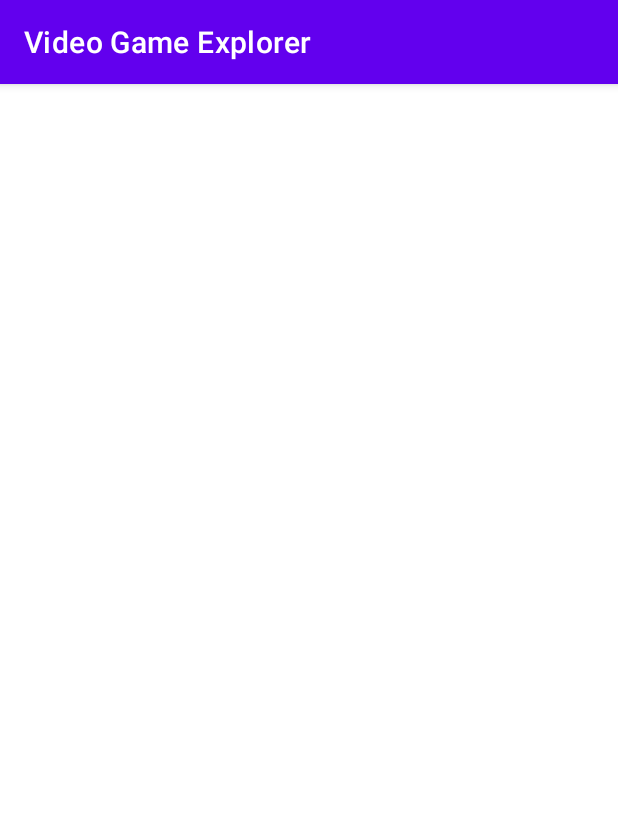
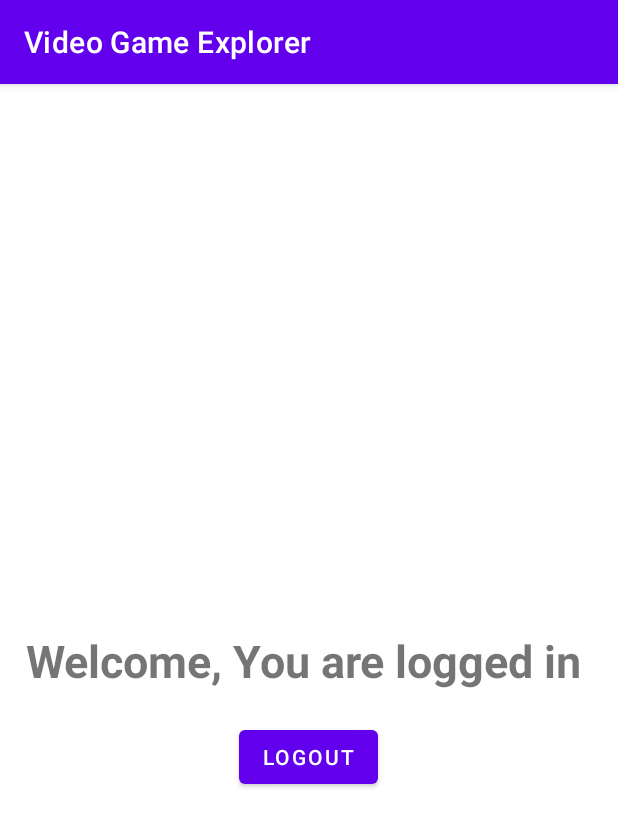
Before and after one commit to iaredave/Video-Game-Explorer, an Android app: the MainActivityLogin screen opened directly, with no data from a screen before it, on a phone screen of 412 x 824 dp. Shown: the top 827 px of the screen. Run offline under Robolectric (Android 15) with nearby library versions, the phone set to English and light mode, and no system bars; our stand-ins replace Firebase (no records; nobody signed in at launch, a user with empty details on screens opened directly).

Commit message:
Create logout UI and logic

```diff
--- a/app/src/main/java/com/example/videogameexplorer/MainActivity.java
+++ b/app/src/main/java/com/example/videogameexplorer/MainActivity.java
@@ -6,6 +6,7 @@ import androidx.recyclerview.widget.LinearLayoutManager;
 import androidx.recyclerview.widget.RecyclerView;
 
 import android.content.Context;
+import android.content.Intent;
 import android.os.Bundle;
 import android.util.Log;
 import android.view.Menu;
@@ -121,9 +122,8 @@ public String getCurrentDate() {
         super.onOptionsItemSelected(item);
         switch (item.getItemId()){
             case R.id.nameSort:
-//                Collections.sort(gamesList, Games.LocationsNameComparator);
-                adapter.notifyDataSetChanged();
-                Toast.makeText(this, "Sorted by name", Toast.LENGTH_SHORT).show();
+              Intent intent = new Intent(getContext(), MainActivityLogin.class);
+                getContext().startActivity(intent);
                 break;
             case R.id.distanceSort:
 //                Collections.sort(locationsList, Locations.LocationsDistanceComparator);
--- a/app/src/main/java/com/example/videogameexplorer/MainActivityLogin.java
+++ b/app/src/main/java/com/example/videogameexplorer/MainActivityLogin.java
@@ -17,7 +17,7 @@ public class MainActivityLogin extends AppCompatActivity {
     @Override
     protected void onCreate(Bundle savedInstanceState) {
         super.onCreate(savedInstanceState);
-        setContentView(R.layout.activity_main);
+        setContentView(R.layout.activity_main_login);
 
         btnLogOut = findViewById(R.id.btnLogout);
         mAuth = FirebaseAuth.getInstance();
--- a/app/src/main/res/layout/activity_login.xml
+++ b/app/src/main/res/layout/activity_login.xml
@@ -11,7 +11,7 @@
     <ImageView
         android:id="@+id/imageView"
         android:layout_width="200dp"
-        android:layout_height="200dp"
+        android:layout_height="150dp"
         android:layout_gravity="center"
         android:layout_marginTop="25dp"
         android:src="@drawable/ic_launcher_background"/>
--- a/app/src/main/res/layout/activity_main_login.xml
+++ b/app/src/main/res/layout/activity_main_login.xml
@@ -23,10 +23,10 @@
         android:id="@+id/btnLogout"
         android:layout_width="wrap_content"
         android:layout_height="wrap_content"
-        android:layout_marginTop="16dp"
+        android:layout_marginTop="20dp"
         android:text="Logout"
         app:layout_constraintEnd_toEndOf="parent"
-        app:layout_constraintHorizontal_bias="0.5"
+        app:layout_constraintHorizontal_bias="0.498"
         app:layout_constraintStart_toStartOf="parent"
         app:layout_constraintTop_toBottomOf="@+id/textView" />
 
--- a/app/src/main/res/layout/activity_register.xml
+++ b/app/src/main/res/layout/activity_register.xml
@@ -11,7 +11,7 @@
     <ImageView
         android:id="@+id/imageView"
         android:layout_width="200dp"
-        android:layout_height="200dp"
+        android:layout_height="150dp"
         android:layout_gravity="center"
         android:layout_marginTop="25dp"
         android:src="@drawable/ic_launcher_background"/>
--- a/app/src/main/res/values/strings.xml
+++ b/app/src/main/res/values/strings.xml
@@ -2,7 +2,7 @@
     <string name="app_name">Video Game Explorer</string>
     <string name="this_is_location_name" />
     <string name="this_is_address" />
-    <string name="nameSort" />
+    <string name="nameSort">Log Out</string>
     <string name="distanceSort" />
     <string name="arrivalSort" />
     <string name="title_activity_custom_auth">CustomAuthActivity</string>
```
